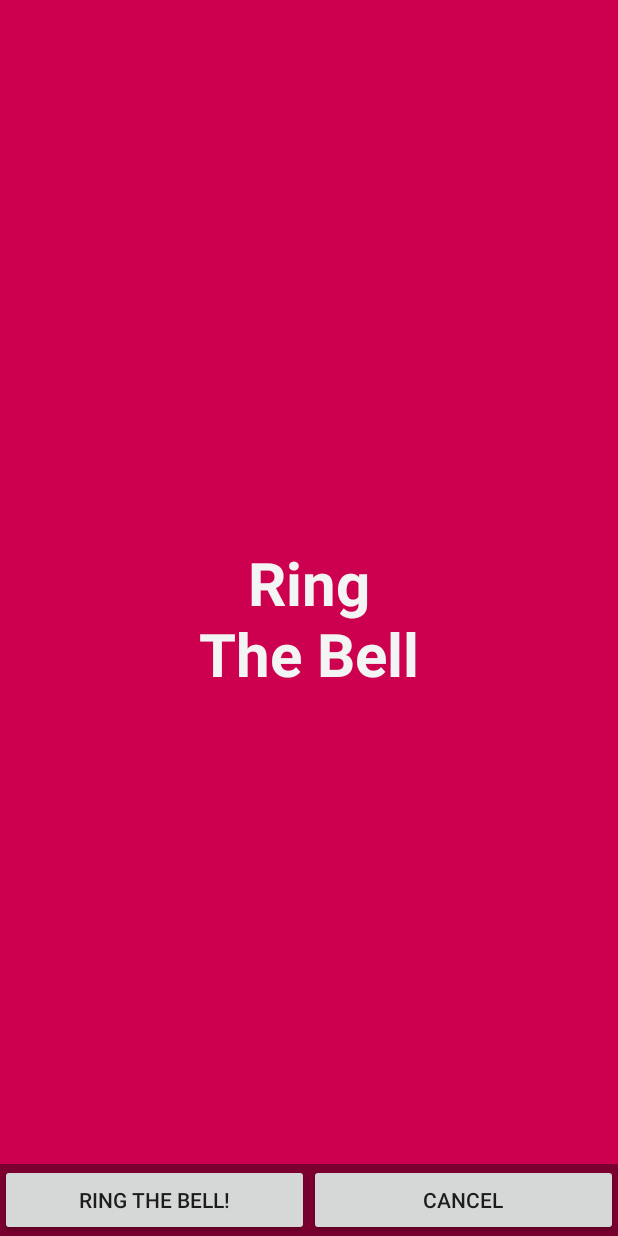
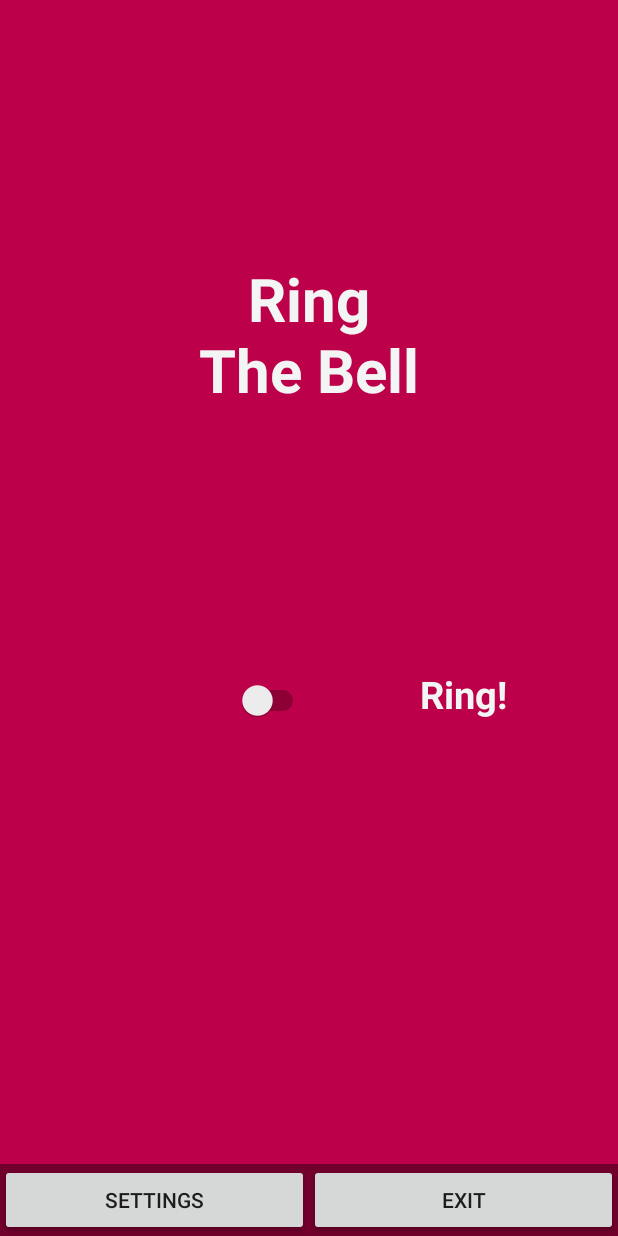
Before and after one commit to MaroofP/RemoteBell, an Android app: the layout activity_main_screen.xml on its own in the app's theme, with its tools: preview values and no code run, on a phone screen of 412 x 824 dp. Run offline under Robolectric (Android 15) with nearby library versions, the phone set to English and light mode, and no system bars.

Commit message:
UI update

```diff
--- a/app/src/main/AndroidManifest.xml
+++ b/app/src/main/AndroidManifest.xml
@@ -12,7 +12,7 @@
             android:name=".MainScreenActivity"
             android:configChanges="orientation|keyboardHidden|screenSize"
             android:label="@string/app_name"
-            android:theme="@style/FullscreenActionBarStyle">
+            android:theme="@style/FullscreenTheme">
             <intent-filter>
                 <action android:name="android.intent.action.MAIN" />
 
--- a/app/src/main/java/com/personal/maroof/remotedoorbell/MainScreenActivity.java
+++ b/app/src/main/java/com/personal/maroof/remotedoorbell/MainScreenActivity.java
@@ -23,13 +23,13 @@ public class MainScreenActivity extends AppCompatActivity {
      * If {@link #AUTO_HIDE} is set, the number of milliseconds to wait after
      * user interaction before hiding the system UI.
      */
-    private static final int AUTO_HIDE_DELAY_MILLIS = 3000;
+    private static final int AUTO_HIDE_DELAY_MILLIS = 2000;
 
     /**
      * Some older devices needs a small delay between UI widget updates
      * and a change of the status and navigation bar.
      */
-    private static final int UI_ANIMATION_DELAY = 300;
+    private static final int UI_ANIMATION_DELAY = 100;
     private final Handler mHideHandler = new Handler();
     private View mContentView;
     private final Runnable mHidePart2Runnable = new Runnable() {
@@ -115,7 +115,7 @@ public class MainScreenActivity extends AppCompatActivity {
         // Trigger the initial hide() shortly after the activity has been
         // created, to briefly hint to the user that UI controls
         // are available.
-        delayedHide(100);
+        delayedHide(50);
     }
 
     private void toggle() {
--- a/app/src/main/res/layout/activity_main_screen.xml
+++ b/app/src/main/res/layout/activity_main_screen.xml
@@ -2,22 +2,65 @@
     xmlns:tools="http://schemas.android.com/tools"
     android:layout_width="match_parent"
     android:layout_height="match_parent"
-    android:background="#cc004e"
+    android:background="#bc0049"
     tools:context="com.personal.maroof.remotedoorbell.MainScreenActivity">
 
     <!-- The primary full-screen view. This can be replaced with whatever view
          is needed to present your content, e.g. VideoView, SurfaceView,
          TextureView, etc. -->
-    <TextView
-        android:id="@+id/fullscreen_content"
+
+
+
+    <LinearLayout
         android:layout_width="match_parent"
         android:layout_height="match_parent"
-        android:gravity="center"
-        android:keepScreenOn="true"
-        android:text="@string/dummy_content"
-        android:textColor="#f3f4f4"
-        android:textSize="40sp"
-        android:textStyle="bold" />
+        android:orientation="vertical"
+        tools:ignore="UselessParent">
+
+
+        <TextView
+            android:id="@+id/fullscreen_content"
+            android:layout_width="match_parent"
+            android:layout_height="wrap_content"
+            android:gravity="center"
+            android:text="@string/dummy_content"
+            android:textColor="#f3f4f4"
+            android:textSize="40sp"
+            android:textStyle="bold"
+            android:layout_weight="1"/>
+
+
+
+    <LinearLayout
+        android:layout_width="match_parent"
+        android:layout_height="wrap_content"
+        android:layout_gravity="center"
+        android:orientation="horizontal"
+        tools:ignore="UselessParent"
+        android:layout_weight="1"
+        >
+
+
+        <Switch
+            android:layout_width="0dp"
+            android:layout_height="wrap_content"
+            android:layout_weight="1"
+            android:gravity="center"/>
+
+
+        <TextView
+            android:layout_width="0dp"
+            android:layout_height="wrap_content"
+            android:gravity="center"
+            android:text="@string/ring"
+            android:textColor="#f3f4f4"
+            android:textStyle="bold"
+            android:layout_weight="1"
+            android:textSize="25sp"/>
+
+        </LinearLayout>
+
+    </LinearLayout>
 
     <!-- This FrameLayout insets its children based on system windows using
          android:fitsSystemWindows. -->
--- a/app/src/main/res/values/strings.xml
+++ b/app/src/main/res/values/strings.xml
@@ -1,7 +1,7 @@
 <resources>
-    <string name="app_name">RemoteDoorBell</string>
-
-    <string name="dummy_button">Ring The Bell!</string>
+    <string name="app_name">Remote Door Bell</string>
+    <string name="ring">Ring!</string>
+    <string name="dummy_button">Settings</string>
     <string name="dummy_content">Ring\nThe Bell</string>
-    <string name="dummy_button2">Cancel</string>
+    <string name="dummy_button2">Exit</string>
 </resources>
--- a/app/src/main/res/values/styles.xml
+++ b/app/src/main/res/values/styles.xml
@@ -5,7 +5,7 @@
         <!-- Customize your theme here. -->
         <item name="colorPrimary">@color/colorPrimary</item>
         <item name="colorPrimaryDark">@color/colorPrimaryDark</item>
-        <item name="colorAccent">@color/colorAccent</item>
+        <item name="colorAccent">@android:color/holo_blue_dark</item>
         <item name="android:colorBackground">@color/background_material_dark</item>
     </style>
 
```
